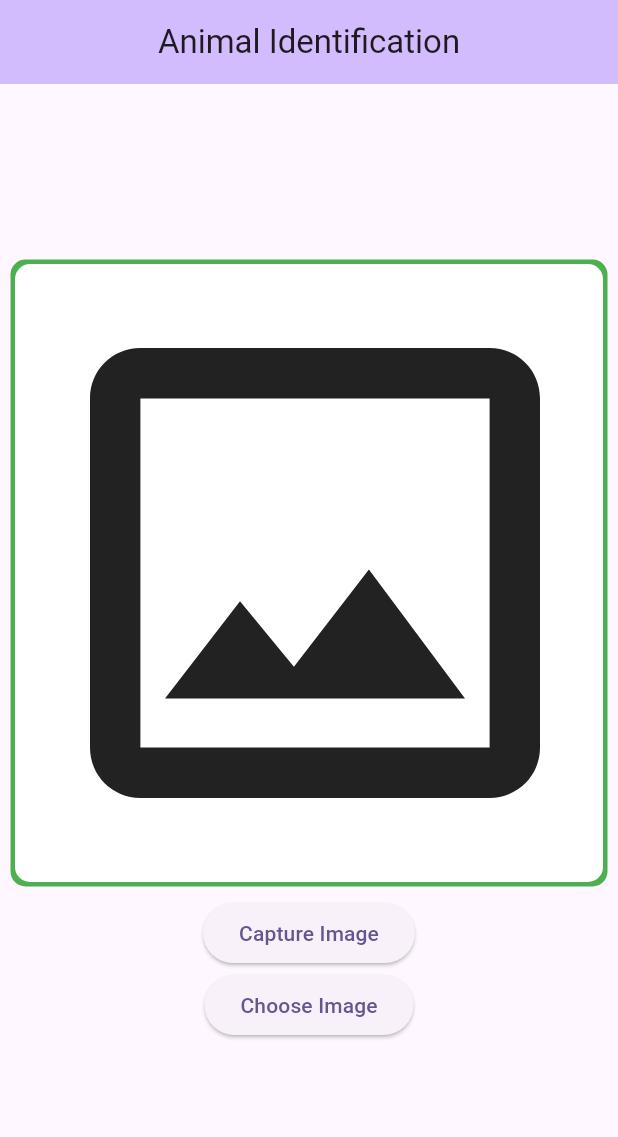
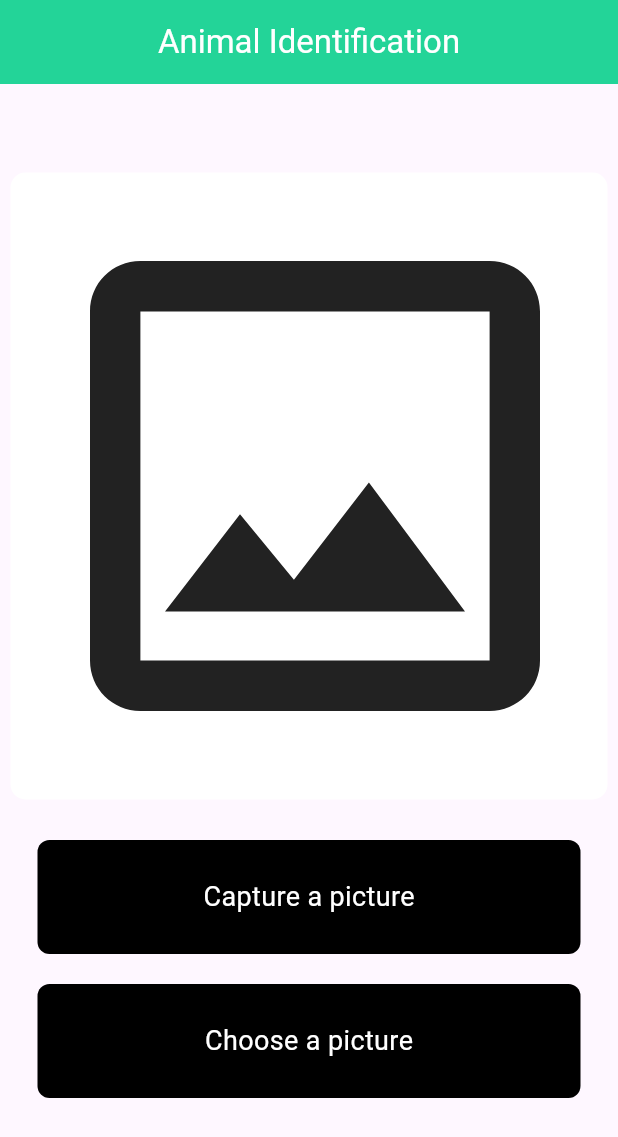
Before and after one commit to Unanimous07/Animal-Identification, a Flutter app: the screen it shows after launch, on a phone screen of 412 x 824 dp. Shown: the top 1137 px of the screen. Run offline on Flutter 3.47's test engine with Material 3 defaults, Android fonts, the phone set to English and light mode, and no system bars; our stand-ins replace image_picker; missing offline and left inert: google_mlkit_image_labeling.

Commit message:
updated animal identification and project folder structure

```diff
--- /dev/null
+++ b/lib/components/my_button.dart
@@ -0,0 +1,34 @@
+import 'package:flutter/material.dart';
+
+class MyButton extends StatelessWidget {
+
+  final Function() onTap;
+  final String text;
+  const MyButton({
+    super.key,
+    required this.onTap,
+    required this.text,
+    });
+
+  @override
+  Widget build(BuildContext context) {
+    return GestureDetector(
+      onTap: onTap,
+      child: Container(
+        padding: const EdgeInsets.all(25),
+        margin: const EdgeInsets.symmetric(horizontal: 25),
+        decoration: BoxDecoration(
+            color: Colors.black, borderRadius: BorderRadius.circular(8)),
+        child:  Center(
+          child: Text(
+            text,
+            style: const TextStyle(
+              color: Colors.white,
+              fontSize: 18,
+            ),
+          ),
+        ),
+      ),
+    );
+  }
+}
--- a/lib/main.dart
+++ b/lib/main.dart
@@ -1,8 +1,7 @@
-import 'dart:io';
 
+import 'package:animalide/screens/animals/animal_identification.dart';
 import 'package:flutter/material.dart';
-import 'package:google_mlkit_image_labeling/google_mlkit_image_labeling.dart';
-import 'package:image_picker/image_picker.dart';
+
 
 void main() {
   runApp(const MyApp());
@@ -14,112 +13,12 @@ class MyApp extends StatelessWidget {
   @override
   Widget build(BuildContext context) {
     return MaterialApp(
-      title: 'Flutter Demo',
+      debugShowCheckedModeBanner: false,
       theme: ThemeData(
         colorScheme: ColorScheme.fromSeed(seedColor: Colors.deepPurple),
         useMaterial3: true,
       ),
-      home: const MyHomePage(title: 'Flutter Demo Home Page'),
+      home: const AnimalIdentification(),
     );
   }
 }
-
-class MyHomePage extends StatefulWidget {
-  const MyHomePage({super.key, required this.title});
-
-  final String title;
-
-  @override
-  State<MyHomePage> createState() => _MyHomePageState();
-}
-
-class _MyHomePageState extends State<MyHomePage> {
-  File? image;
-  late ImagePicker imagePicker;
-  late ImageLabeler labeler;
-
-  @override
-  void initState() {
-    super.initState();
-    imagePicker = ImagePicker();
-
-    ImageLabelerOptions options =
-        ImageLabelerOptions(confidenceThreshold: 0.75);
-    labeler = ImageLabeler(options: options);
-  }
-
-  chooseImage() async {
-    XFile? selectedImage =
-        await imagePicker.pickImage(source: ImageSource.gallery);
-    if (selectedImage != null) {
-      setState(() {
-        image = File(selectedImage.path);
-        performImageClassification();
-      });
-    }
-  }
-
-  captureImage() async {
-    XFile? selectedImage =
-        await imagePicker.pickImage(source: ImageSource.camera);
-    if (selectedImage != null) {
-      setState(() {
-        image = File(selectedImage.path);
-        performImageClassification();
-      });
-    }
-  }
-
-  String? result;
-  performImageClassification() async {
-    InputImage inputImage = InputImage.fromFile(image!);
-
-    final List<ImageLabel> labels = await labeler.processImage(inputImage);
-
-    for (ImageLabel label in labels) {
-      final String text = label.label;
-      final double confidence = label.confidence;
-      result = "$text : ${confidence.toStringAsFixed(2)}\n";
-    }
-
-    setState(() {
-      result = result;
-    });
-  }
-
-  @override
-  Widget build(BuildContext context) {
-    return Scaffold(
-      appBar: AppBar(
-        backgroundColor: Theme.of(context).colorScheme.inversePrimary,
-        title: Center(child: Text("Animal Identification")),
-      ),
-      body: Center(
-        child: Column(
-          mainAxisAlignment: MainAxisAlignment.center,
-          children: <Widget>[
-            Container(
-              margin: EdgeInsets.all(10),
-              width: MediaQuery.of(context).size.width,
-              height: MediaQuery.of(context).size.height / 2,
-              decoration: BoxDecoration(
-                borderRadius: BorderRadius.circular(10),
-                color: Colors.white,
-                boxShadow: [
-                  BoxShadow(color: Colors.green, spreadRadius: 3),
-                ],
-              ),
-              child: image == null
-                  ? Icon(Icons.image_outlined, size: 400)
-                  : Image.file(image!),
-            ),
-            ElevatedButton(
-                onPressed: captureImage, child: Text("Capture Image")),
-            ElevatedButton(onPressed: chooseImage, child: Text("Choose Image")),
-            result == null ? Text(" ") : Text("Result: $result"),
-          ],
-        ),
-      ),
-    );
-  }
-}
--- /dev/null
+++ b/lib/screens/animals/animal_identification.dart
@@ -0,0 +1,111 @@
+
+
+import 'dart:io';
+
+import 'package:animalide/components/my_button.dart';
+import 'package:flutter/material.dart';
+import 'package:google_mlkit_image_labeling/google_mlkit_image_labeling.dart';
+import 'package:image_picker/image_picker.dart';
+
+class AnimalIdentification extends StatefulWidget {
+  const AnimalIdentification({super.key});
+
+
+
+  @override
+  State<AnimalIdentification> createState() => _AnimalIdentificationState();
+}
+
+class _AnimalIdentificationState extends State<AnimalIdentification> {
+  File? image;
+  late ImagePicker imagePicker;
+  late ImageLabeler labeler;
+
+  @override
+  void initState() {
+    super.initState();
+    imagePicker = ImagePicker();
+
+    ImageLabelerOptions options =
+        ImageLabelerOptions(confidenceThreshold: 0.75);
+    labeler = ImageLabeler(options: options);
+  }
+
+  chooseImage() async {
+    XFile? selectedImage =
+        await imagePicker.pickImage(source: ImageSource.gallery);
+    if (selectedImage != null) {
+      setState(() {
+        image = File(selectedImage.path);
+        performImageClassification();
+      });
+    }
+  }
+
+  captureImage() async {
+    XFile? selectedImage =
+        await imagePicker.pickImage(source: ImageSource.camera);
+    if (selectedImage != null) {
+      setState(() {
+        image = File(selectedImage.path);
+        performImageClassification();
+      });
+    }
+  }
+
+  String? result;
+  performImageClassification() async {
+    InputImage inputImage = InputImage.fromFile(image!);
+
+    final List<ImageLabel> labels = await labeler.processImage(inputImage);
+
+    for (ImageLabel label in labels) {
+      final String text = label.label;
+      final double confidence = label.confidence;
+      result = "$text : ${confidence.toStringAsFixed(2)}\n";
+    }
+
+    setState(() {
+      result = result;
+    });
+  }
+
+  @override
+  Widget build(BuildContext context) {
+    return Scaffold(
+      appBar: AppBar(
+        backgroundColor: const Color(0xFF23D498),
+        title: Center(child: Text("Animal Identification", style: TextStyle(color: Colors.white),)),
+      ),
+      body: Center(
+        child: Column(
+          mainAxisAlignment: MainAxisAlignment.center,
+          children: <Widget>[
+            Container(
+              margin: EdgeInsets.all(10),
+              width: MediaQuery.of(context).size.width,
+              height: MediaQuery.of(context).size.height / 2,
+              decoration: BoxDecoration(
+                borderRadius: BorderRadius.circular(10),
+                color: Colors.white,
+                boxShadow: [
+                  BoxShadow(color: Colors.white, spreadRadius: 3),
+                ],
+              ),
+              child: image == null
+                  ? Icon(Icons.image_outlined, size: 400)
+                  : Image.file(image!),
+            ),
+
+                SizedBox(height: 20,),
+                MyButton(onTap: captureImage, text: "Capture a picture"),
+                SizedBox(height: 20,),
+                MyButton(onTap: chooseImage, text: "Choose a picture"),
+                SizedBox(height: 20,),
+                result == null ? Text(" ") : Text("Result: $result", style: TextStyle(fontSize: 20),),
+          ],
+        ),
+      ),
+    );
+  }
+}
```
Also changed, not shown: lib/components/dash_rectangle.dart (added, +40 -0 lines), lib/components/line_chart.dart (added, +10 -0 lines), lib/components/line_chart_data.dart (added, +16 -0 lines), lib/components/my_drawer.dart (added, +96 -0 lines), lib/components/my_list_tile.dart (added, +32 -0 lines), lib/components/my_textfield.dart (added, +48 -0 lines), lib/components/square_tile.dart (added, +28 -0 lines), lib/fonts/CholcolateLight.otf (added), lib/fonts/CholcolateMedium.otf (added), lib/fonts/cholcolateBold.otf (added).
